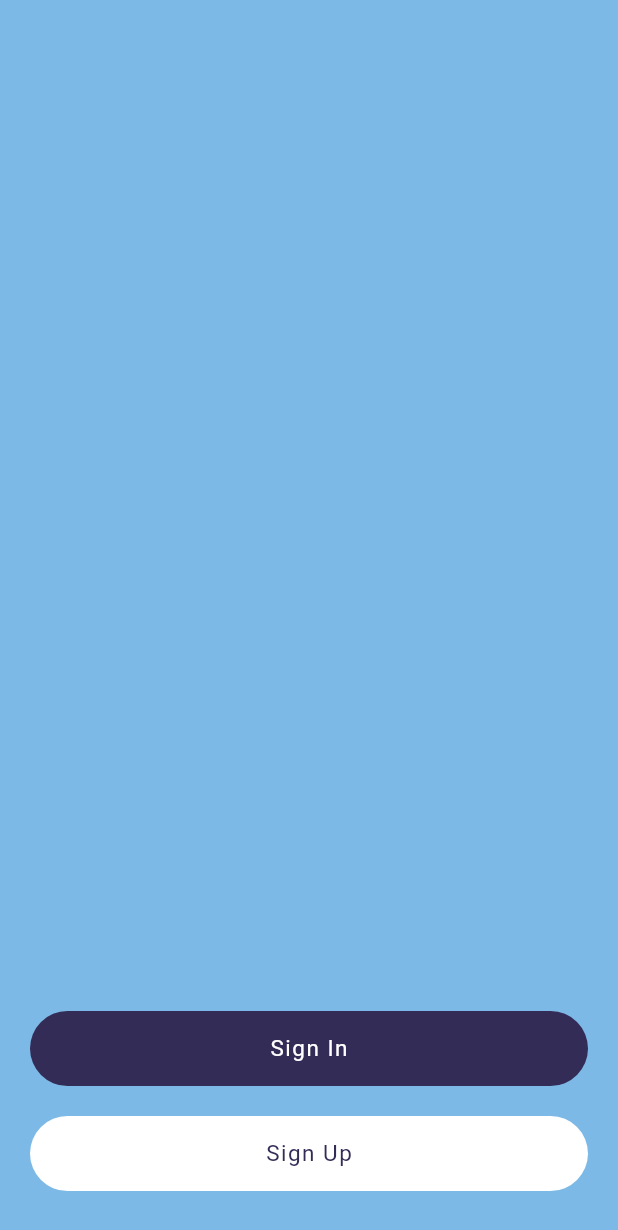
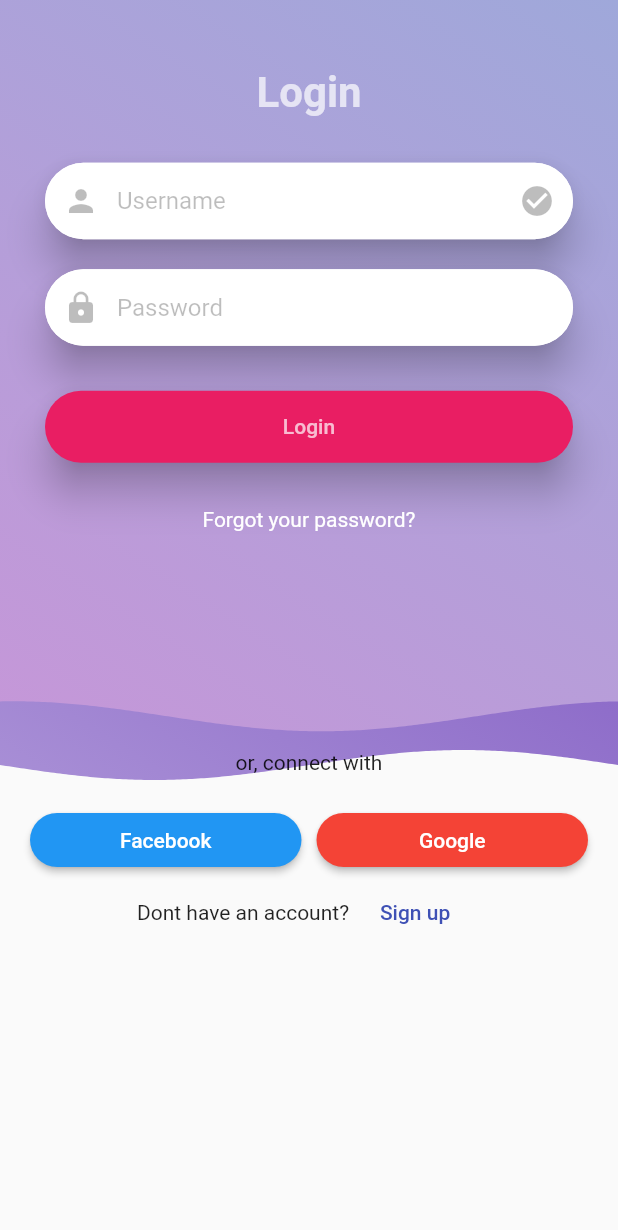
Before and after one commit to Origogi/Flutter_SNS_App, a Flutter app: the screen it shows after launch, on a phone screen of 412 x 824 dp. Shown: the top 1230 px of the screen. Run offline on Flutter 3.47's test engine with Material 2 defaults, Android fonts, the light colour scheme and no system bars; drawn by our look-alikes of wave.

Commit message:
copy login template

```diff
--- a/lib/main.dart
+++ b/lib/main.dart
@@ -1,6 +1,6 @@
 import 'package:flutter/material.dart';
 import 'package:flutter_sns_app/constant/constants.dart';
-import 'package:flutter_sns_app/page/main_page.dart';
+import 'package:flutter_sns_app/page/login.dart';
 
 void main() {
   runApp(MyApp());
@@ -16,7 +16,7 @@ class MyApp extends StatelessWidget {
         primarySwatch: Colors.blue,
         visualDensity: VisualDensity.adaptivePlatformDensity,
       ),
-      home: MainPage(title: 'Flutter Demo Home Page'),
+      home: LoginPage(),
     );
   }
 }
--- /dev/null
+++ b/lib/page/login.dart
@@ -0,0 +1,191 @@
+import 'package:flutter/material.dart';
+import 'package:wave/config.dart';
+import 'package:wave/wave.dart';
+
+class LoginPage extends StatelessWidget {
+  @override
+  Widget build(BuildContext context) {
+    return Scaffold(
+      body: Stack(
+        children: <Widget>[
+          Container(
+            height: 650,
+            child: RotatedBox(
+              quarterTurns: 2,
+              child: WaveWidget(
+                config: CustomConfig(
+                  gradients: [
+                    [Colors.deepPurple, Colors.deepPurple.shade200],
+                    [Colors.indigo.shade200, Colors.purple.shade200],
+                  ],
+                  durations: [19440, 10800],
+                  heightPercentages: [0.20, 0.25],
+                  blur: MaskFilter.blur(BlurStyle.solid, 10),
+                  gradientBegin: Alignment.bottomLeft,
+                  gradientEnd: Alignment.topRight,
+                ),
+                waveAmplitude: 0,
+                size: Size(
+                  double.infinity,
+                  double.infinity,
+                ),
+              ),
+            ),
+          ),
+          ListView(
+            children: <Widget>[
+              Container(
+                height: 400,
+                child: Column(
+                  mainAxisAlignment: MainAxisAlignment.center,
+                  children: <Widget>[
+                    Text("Login",
+                        textAlign: TextAlign.center,
+                        style: TextStyle(
+                            color: Colors.white70,
+                            fontWeight: FontWeight.bold,
+                            fontSize: 28.0)),
+                    Card(
+                      margin: EdgeInsets.only(left: 30, right: 30, top: 30),
+                      elevation: 11,
+                      shape: RoundedRectangleBorder(
+                          borderRadius: BorderRadius.all(Radius.circular(40))),
+                      child: TextField(
+                        decoration: InputDecoration(
+                            prefixIcon: Icon(
+                              Icons.person,
+                              color: Colors.black26,
+                            ),
+                            suffixIcon: Icon(
+                              Icons.check_circle,
+                              color: Colors.black26,
+                            ),
+                            hintText: "Username",
+                            hintStyle: TextStyle(color: Colors.black26),
+                            filled: true,
+                            fillColor: Colors.white,
+                            border: OutlineInputBorder(
+                              borderSide: BorderSide.none,
+                              borderRadius:
+                                  BorderRadius.all(Radius.circular(40.0)),
+                            ),
+                            contentPadding: EdgeInsets.symmetric(
+                                horizontal: 20.0, vertical: 16.0)),
+                      ),
+                    ),
+                    Card(
+                      margin: EdgeInsets.only(left: 30, right: 30, top: 20),
+                      elevation: 11,
+                      shape: RoundedRectangleBorder(
+                          borderRadius: BorderRadius.all(Radius.circular(40))),
+                      child: TextField(
+                        decoration: InputDecoration(
+                            prefixIcon: Icon(
+                              Icons.lock,
+                              color: Colors.black26,
+                            ),
+                            hintText: "Password",
+                            hintStyle: TextStyle(
+                              color: Colors.black26,
+                            ),
+                            filled: true,
+                            fillColor: Colors.white,
+                            border: OutlineInputBorder(
+                              borderSide: BorderSide.none,
+                              borderRadius:
+                                  BorderRadius.all(Radius.circular(40.0)),
+                            ),
+                            contentPadding: EdgeInsets.symmetric(
+                                horizontal: 20.0, vertical: 16.0)),
+                      ),
+                    ),
+                    Container(
+                      width: double.infinity,
+                      padding: EdgeInsets.all(30.0),
+                      child: RaisedButton(
+                        padding: EdgeInsets.symmetric(vertical: 16.0),
+                        color: Colors.pink,
+                        onPressed: () {},
+                        elevation: 11,
+                        shape: RoundedRectangleBorder(
+                            borderRadius:
+                                BorderRadius.all(Radius.circular(40.0))),
+                        child: Text("Login",
+                            style: TextStyle(color: Colors.white70)),
+                      ),
+                    ),
+                    Text("Forgot your password?",
+                        style: TextStyle(color: Colors.white))
+                  ],
+                ),
+              ),
+              SizedBox(
+                height: 100,
+              ),
+              Align(
+                alignment: Alignment.bottomCenter,
+                child: Column(
+                  mainAxisAlignment: MainAxisAlignment.end,
+                  children: <Widget>[
+                    Text("or, connect with"),
+                    SizedBox(
+                      height: 20.0,
+                    ),
+                    Row(
+                      children: <Widget>[
+                        SizedBox(
+                          width: 20.0,
+                        ),
+                        Expanded(
+                          child: RaisedButton(
+                            child: Text("Facebook"),
+                            textColor: Colors.white,
+                            color: Colors.blue,
+                            shape: RoundedRectangleBorder(
+                              borderRadius:
+                                  BorderRadius.all(Radius.circular(40)),
+                            ),
+                            onPressed: () {},
+                          ),
+                        ),
+                        SizedBox(
+                          width: 10.0,
+                        ),
+                        Expanded(
+                          child: RaisedButton(
+                            child: Text("Google"),
+                            textColor: Colors.white,
+                            color: Colors.red,
+                            shape: RoundedRectangleBorder(
+                              borderRadius:
+                                  BorderRadius.all(Radius.circular(40)),
+                            ),
+                            onPressed: () {},
+                          ),
+                        ),
+                        SizedBox(
+                          width: 20.0,
+                        ),
+                      ],
+                    ),
+                    Row(
+                      mainAxisAlignment: MainAxisAlignment.center,
+                      children: <Widget>[
+                        Text("Dont have an account?"),
+                        FlatButton(
+                          child: Text("Sign up"),
+                          textColor: Colors.indigo,
+                          onPressed: () {},
+                        )
+                      ],
+                    )
+                  ],
+                ),
+              )
+            ],
+          ),
+        ],
+      ),
+    );
+  }
+}
--- a/lib/page/main_page.dart
+++ /dev/null
@@ -1,74 +0,0 @@
-import 'package:flutter/material.dart';
-import 'package:flutter/widgets.dart';
-import 'package:flutter_sns_app/constant/constants.dart';
-import 'package:flutter_sns_app/page/sign_in_page.dart';
-
-class MainPage extends StatefulWidget {
-  MainPage({Key key, this.title}) : super(key: key);
-
-  final String title;
-
-  @override
-  _MainPageState createState() => _MainPageState();
-}
-
-class _MainPageState extends State<MainPage> {
-  @override
-  Widget build(BuildContext context) {
-    final textTheme = Theme.of(context).textTheme;
-
-    return Scaffold(
-        backgroundColor: Color(0xFF7DB9E6),
-        body: SafeArea(
-          child: Padding(
-            padding: const EdgeInsets.only(left: 20, right: 20, bottom: 30),
-            child: Column(
-              mainAxisAlignment: MainAxisAlignment.end,
-              children: [
-                InkWell(
-                  onTap: () {
-                    Navigator.push(
-                      context,
-                      MaterialPageRoute(builder: (context) => SignInPage()),
-                    );
-                  },
-                  child: Hero(
-                    tag: "signin",
-                    child: Container(
-                      decoration:
-                          buttonDecoration.copyWith(color: Color(0xFF322C56)),
-                      width: double.infinity,
-                      height: roundButtonHeight,
-                      child: Center(
-                          child: Text(
-                        'Sign In',
-                        style:
-                            textTheme.headline2.copyWith(color: Colors.white),
-                      )),
-                    ),
-                  ),
-                ),
-                SizedBox(
-                  height: 20,
-                ),
-                InkWell(
-                  onTap: () {},
-                  child: Container(
-                    decoration: buttonDecoration.copyWith(color: Colors.white),
-                    width: double.infinity,
-                    height: roundButtonHeight,
-                    child: Center(
-                      child: Text(
-                        'Sign Up',
-                        style: textTheme.headline2
-                            .copyWith(color: Color(0xFF322C56)),
-                      ),
-                    ),
-                  ),
-                )
-              ],
-            ),
-          ),
-        ));
-  }
-}
--- a/pubspec.yaml
+++ b/pubspec.yaml
@@ -14,6 +14,8 @@ dependencies:
 
   styled_widget: ^0.2.1+2
   cupertino_icons: ^0.1.3
+  wave: ^0.0.8
+
 
 dev_dependencies:
   flutter_test:
```
Also changed, not shown: lib/page/sign_in_page.dart (deleted, +0 -105 lines), pubspec.lock.
